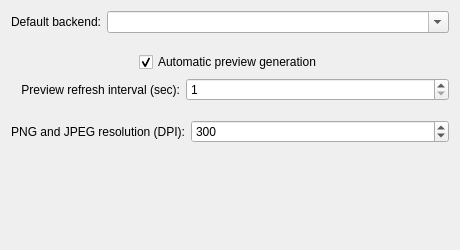
This is src/cirkuit_general_settings.ui in KDE/cirkuit as Qt 5 draws it before an edit. The edited form follows.
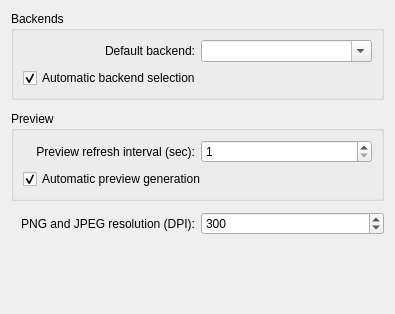
This is the edited form. Custom widgets are drawn as their Qt base class.

Commit message: Improved configuration dialog. Added new option for automatic backend selection

The edit to the form file:
```diff
--- a/src/cirkuit_general_settings.ui
+++ b/src/cirkuit_general_settings.ui
@@ -6,13 +6,19 @@
    <rect>
     <x>0</x>
     <y>0</y>
-    <width>460</width>
-    <height>250</height>
+    <width>395</width>
+    <height>314</height>
    </rect>
   </property>
   <property name="windowTitle">
    <string>General settings</string>
   </property>
+  <layout class="QVBoxLayout" name="verticalLayout_3">
+   <item>
+    <widget class="QGroupBox" name="groupBackend">
+     <property name="title">
+      <string>Backends</string>
+     </property>
   <layout class="QVBoxLayout" name="verticalLayout">
    <item>
     <layout class="QHBoxLayout" name="horizontalLayout_3">
@@ -29,7 +35,7 @@
      <item>
       <widget class="KComboBox" name="kcfg_DefaultBackend">
        <property name="sizePolicy">
-        <sizepolicy hsizetype="Expanding" vsizetype="Fixed">
+           <sizepolicy hsizetype="Preferred" vsizetype="Fixed">
          <horstretch>0</horstretch>
          <verstretch>0</verstretch>
         </sizepolicy>
@@ -42,7 +48,24 @@
     </layout>
    </item>
    <item>
-    <spacer name="verticalSpacer_3">
+       <layout class="QHBoxLayout" name="horizontalLayout_5">
+        <item>
+         <widget class="QCheckBox" name="kcfg_AutoSelectBackend">
+          <property name="text">
+           <string>Automatic backend selection</string>
+          </property>
+          <property name="checked">
+           <bool>true</bool>
+          </property>
+         </widget>
+        </item>
+       </layout>
+      </item>
+     </layout>
+    </widget>
+   </item>
+   <item>
+    <spacer name="verticalSpacer_2">
      <property name="orientation">
       <enum>Qt::Vertical</enum>
      </property>
@@ -52,69 +75,19 @@
      <property name="sizeHint" stdset="0">
       <size>
        <width>20</width>
-       <height>13</height>
+       <height>5</height>
       </size>
      </property>
     </spacer>
    </item>
    <item>
-    <layout class="QHBoxLayout" name="horizontalLayout_4">
-     <item>
-      <spacer name="horizontalSpacer_2">
-       <property name="orientation">
-        <enum>Qt::Horizontal</enum>
-       </property>
-       <property name="sizeHint" stdset="0">
-        <size>
-         <width>40</width>
-         <height>20</height>
-        </size>
-       </property>
-      </spacer>
-     </item>
-     <item>
-      <widget class="QCheckBox" name="kcfg_AutoRefresh">
-       <property name="text">
-        <string>Automatic preview generation</string>
-       </property>
-       <property name="checked">
-        <bool>true</bool>
-       </property>
-      </widget>
-     </item>
-     <item>
-      <spacer name="horizontalSpacer_3">
-       <property name="orientation">
-        <enum>Qt::Horizontal</enum>
-       </property>
-       <property name="sizeHint" stdset="0">
-        <size>
-         <width>40</width>
-         <height>20</height>
-        </size>
-       </property>
-      </spacer>
-     </item>
-    </layout>
-   </item>
+    <widget class="QGroupBox" name="groupBox">
+     <property name="title">
+      <string>Preview</string>
+     </property>
+     <layout class="QVBoxLayout" name="verticalLayout_2">
    <item>
     <layout class="QHBoxLayout" name="horizontalLayout">
-     <item>
-      <spacer name="horizontalSpacer">
-       <property name="orientation">
-        <enum>Qt::Horizontal</enum>
-       </property>
-       <property name="sizeType">
-        <enum>QSizePolicy::Fixed</enum>
-       </property>
-       <property name="sizeHint" stdset="0">
-        <size>
-         <width>10</width>
-         <height>20</height>
-        </size>
-       </property>
-      </spacer>
-     </item>
      <item>
       <widget class="QLabel" name="label">
        <property name="text">
@@ -128,7 +101,7 @@
      <item>
       <widget class="QSpinBox" name="kcfg_RefreshInterval">
        <property name="sizePolicy">
-        <sizepolicy hsizetype="MinimumExpanding" vsizetype="Fixed">
+           <sizepolicy hsizetype="Preferred" vsizetype="Fixed">
          <horstretch>0</horstretch>
          <verstretch>0</verstretch>
         </sizepolicy>
@@ -150,7 +123,20 @@
     </layout>
    </item>
    <item>
-    <spacer name="verticalSpacer_2">
+       <widget class="QCheckBox" name="kcfg_AutoRefresh">
+        <property name="text">
+         <string>Automatic preview generation</string>
+        </property>
+        <property name="checked">
+         <bool>true</bool>
+        </property>
+       </widget>
+      </item>
+     </layout>
+    </widget>
+   </item>
+   <item>
+    <spacer name="verticalSpacer_3">
      <property name="orientation">
       <enum>Qt::Vertical</enum>
      </property>
@@ -160,7 +146,7 @@
      <property name="sizeHint" stdset="0">
       <size>
        <width>20</width>
-       <height>13</height>
+       <height>5</height>
       </size>
      </property>
     </spacer>
@@ -186,7 +172,7 @@
      <item>
       <widget class="QSpinBox" name="kcfg_ResolutionPpm">
        <property name="sizePolicy">
-        <sizepolicy hsizetype="Expanding" vsizetype="Fixed">
+        <sizepolicy hsizetype="Preferred" vsizetype="Fixed">
          <horstretch>0</horstretch>
          <verstretch>0</verstretch>
         </sizepolicy>
@@ -208,14 +194,17 @@
     </layout>
    </item>
    <item>
-    <spacer name="verticalSpacer">
+    <spacer name="verticalSpacer_4">
      <property name="orientation">
       <enum>Qt::Vertical</enum>
      </property>
+     <property name="sizeType">
+      <enum>QSizePolicy::Expanding</enum>
+     </property>
      <property name="sizeHint" stdset="0">
       <size>
        <width>20</width>
-       <height>36</height>
+       <height>76</height>
       </size>
      </property>
     </spacer>
```
Lines whose indentation alone changed are shown as unchanged. The commit also changes 1 other file.
